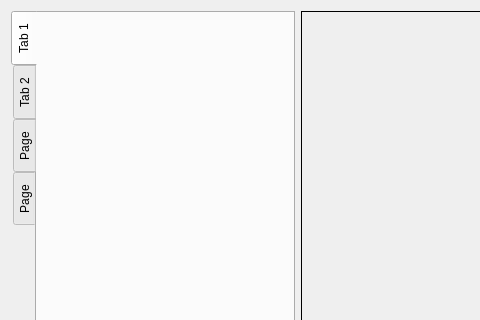
Qt form QT_Mark/ImageProcessInterface.ui (philoasd/QT_Mark_test) before a commit; both pictures show x 0 to 480 and y 0 to 320 of the 974 by 671 pixel window.
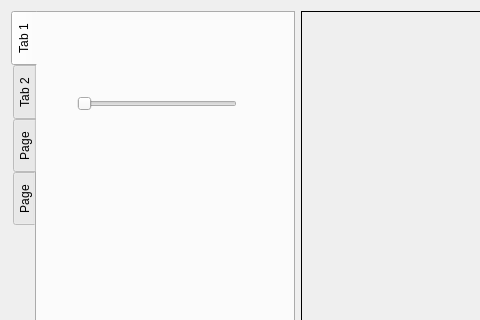
The same form after that commit. Custom widgets are drawn as their Qt base class.

The edit to the form file:
```diff
--- a/QT_Mark/ImageProcessInterface.ui
+++ b/QT_Mark/ImageProcessInterface.ui
@@ -31,6 +31,19 @@
         <attribute name="title">
          <string>Tab 1</string>
         </attribute>
+        <widget class="QxtSpanSlider" name="horizontalSlider_Threshold">
+         <property name="geometry">
+          <rect>
+           <x>40</x>
+           <y>80</y>
+           <width>160</width>
+           <height>22</height>
+          </rect>
+         </property>
+         <property name="orientation">
+          <enum>Qt::Horizontal</enum>
+         </property>
+        </widget>
        </widget>
        <widget class="QWidget" name="tab_2">
         <attribute name="title">
@@ -67,6 +80,13 @@
   </layout>
  </widget>
  <layoutdefault spacing="6" margin="11"/>
+ <customwidgets>
+  <customwidget>
+   <class>QxtSpanSlider</class>
+   <extends>QSlider</extends>
+   <header>QxtSpanSlider.h</header>
+  </customwidget>
+ </customwidgets>
  <resources/>
  <connections/>
 </ui>
```
Left out of the diff: 8 changed lines with no effect on the pictures.
